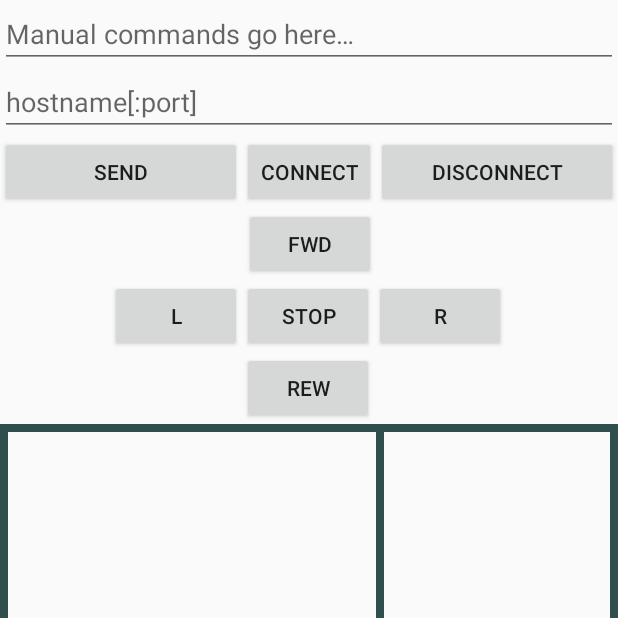
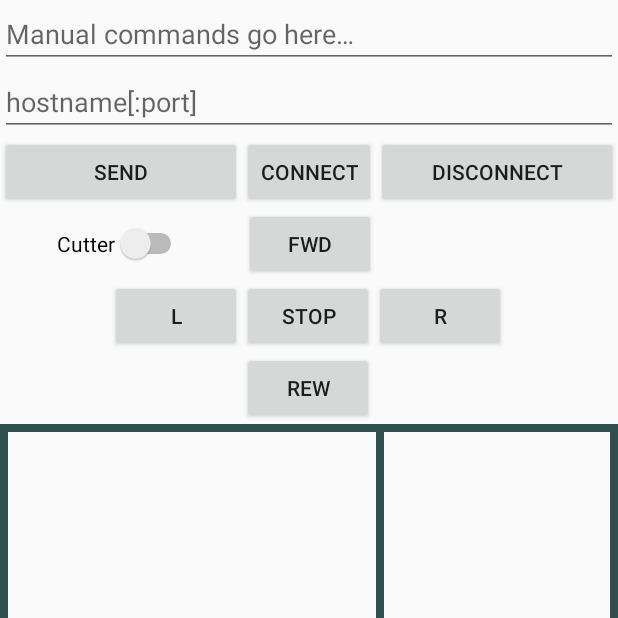
Before and after one commit to bphermansson/ArduclipRemote, an Android app: the screen it shows after launch (MainActivity), after a tap on "STOP", on a phone screen of 412 x 824 dp, the top half of it. Run offline under Robolectric (Android 15) with nearby library versions, the phone set to English and light mode, and no system bars; 2 statements that could not run were skipped.

Commit message:
Added switch for cutter

```diff
--- a/app/src/main/java/com/hkd/socketclient/MainActivity.java
+++ b/app/src/main/java/com/hkd/socketclient/MainActivity.java
@@ -37,6 +37,19 @@ public class MainActivity extends Activity {
 		EditText etIp = (EditText) findViewById(R.id.EditTextIp);
 		et = (TextView) findViewById(R.id.inputStreamTextView);
         st = (TextView) findViewById(R.id.statusStreamTextView);
+		Switch swCutter = (Switch) findViewById(R.id.swCutter);
+
+		swCutter.setOnCheckedChangeListener(new CompoundButton.OnCheckedChangeListener() {
+			public void onCheckedChanged(CompoundButton buttonView, boolean isChecked) {
+				// do something, the isChecked will be
+				// true if the switch is in the On position
+				if (isChecked) {
+					// do something when check is selected
+				} else {
+					//do something when unchecked
+				}
+			}
+		});
 		et.setMovementMethod(new ScrollingMovementMethod());
 
         //StrictMode.ThreadPolicy policy = new StrictMode.ThreadPolicy.Builder().permitAll().build();
@@ -84,6 +97,13 @@ public class MainActivity extends Activity {
 			return;
 		}
 		client.stop();
+	}
+	public void btnCutter(View view){
+		if(!client.isConnected()){
+			toastFast("Not connected to a server");
+			return;
+		}
+		client.cutter();
 	}
 
 
--- a/app/src/main/java/com/hkd/socketclient/PioneerController.java
+++ b/app/src/main/java/com/hkd/socketclient/PioneerController.java
@@ -59,6 +59,9 @@ public class PioneerController{
         }).start();
     }
 
+    // From Arduino code:
+    // String instructions="1-forward, 2-back, 3-stop, 4nnn-Set speed to nnn, 5 -cutter on, 6 - cutter off, 7 - distSensorEn toggle";
+
     public void fwd(){
         System.out.println("Fwd");
         pioneerclient.sendCommand("1");
@@ -78,6 +81,10 @@ public class PioneerController{
     public void stop(){
         System.out.println("Stop");
         pioneerclient.sendCommand("3");
+    }
+    public void cutter(){
+        System.out.println("Cutter toggle");
+        //pioneerclient.sendCommand("3");
     }
 
 
--- a/app/src/main/res/layout/main.xml
+++ b/app/src/main/res/layout/main.xml
@@ -127,4 +127,17 @@
         android:layout_toRightOf="@+id/btnStop"
         android:onClick="btnRight"
         android:text="R" />
+
+    <Switch
+        android:id="@+id/swCutter"
+        android:layout_width="wrap_content"
+        android:layout_height="wrap_content"
+        android:text="Cutter"
+        android:layout_alignBaseline="@+id/btnFwd"
+        android:layout_alignBottom="@+id/btnFwd"
+        android:layout_alignParentLeft="true"
+        android:layout_alignParentStart="true"
+        android:layout_marginLeft="38dp"
+        android:layout_marginStart="38dp" />
+
 </RelativeLayout>
```
